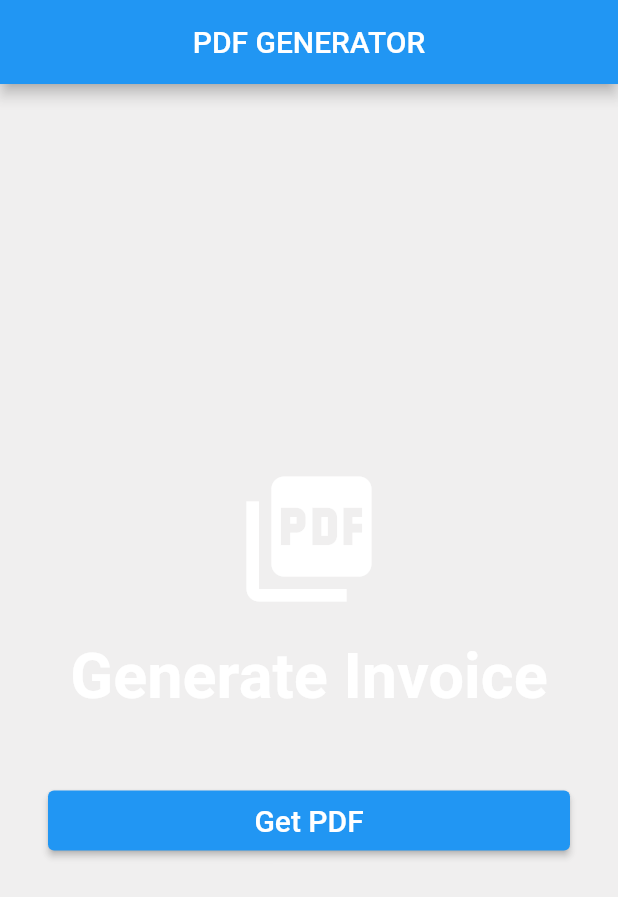
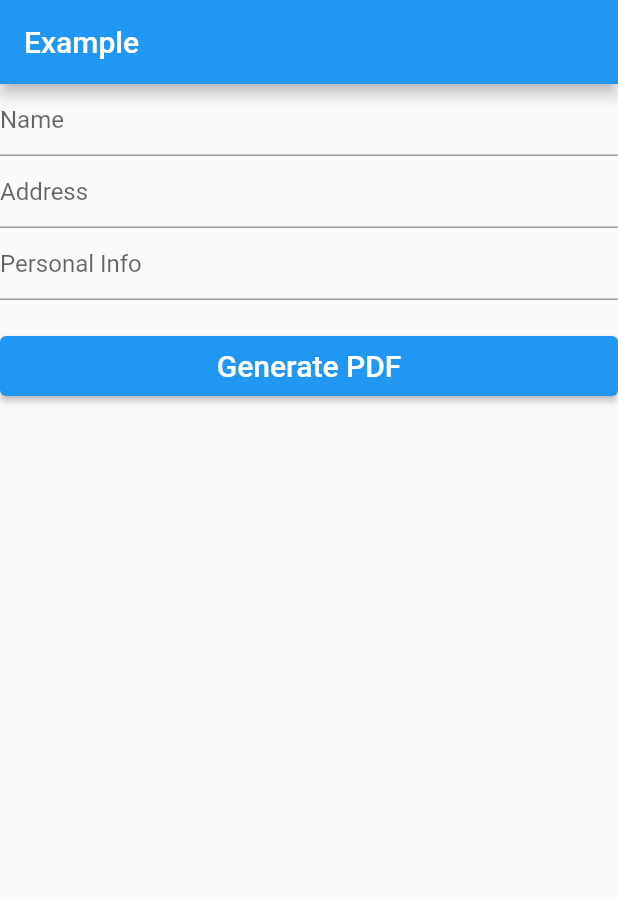
Before and after one commit to ridwan-101/pdf_generator, a Flutter app: the screen it shows after launch, on a phone screen of 412 x 824 dp. Shown: the top 897 px of the screen. Run offline on Flutter 3.47's test engine with Material 2 defaults, Android fonts, the phone set to English and light mode, and no system bars; our stand-ins replace open_file, pdf.

Commit message:
:sparkles: Demonstrated a very simple example

```diff
--- a/lib/main.dart
+++ b/lib/main.dart
@@ -1,5 +1,5 @@
 import 'package:flutter/material.dart';
-import 'package:pdf_generator/page/pdf_page.dart';
+import 'package:pdf_generator/page/input_page.dart';
 
 void main() {
   runApp(const MyApp());
@@ -11,6 +11,8 @@ class MyApp extends StatelessWidget {
   // This widget is the root of your application.
   @override
   Widget build(BuildContext context) {
-    return const MaterialApp(home: PdfPage());
+    return const MaterialApp(
+      home: InvoiceInput(),
+    );
   }
 }
--- /dev/null
+++ b/lib/page/input_page.dart
@@ -0,0 +1,75 @@
+import 'package:flutter/material.dart';
+import 'package:pdf_generator/model/supplier.dart';
+import 'package:pdf_generator/page/pdf_page.dart';
+import 'package:pdf_generator/widget/button_widget.dart';
+
+class InvoiceInput extends StatefulWidget {
+  const InvoiceInput({super.key});
+
+  @override
+  State<InvoiceInput> createState() => _InvoiceInputState();
+}
+
+class _InvoiceInputState extends State<InvoiceInput> {
+  late TextEditingController controller1;
+  late TextEditingController controller2;
+  late TextEditingController controller3;
+
+  @override
+  void initState() {
+    super.initState();
+    controller1 = TextEditingController();
+    controller2 = TextEditingController();
+    controller3 = TextEditingController();
+  }
+
+  @override
+  void dispose() {
+    controller1.dispose();
+    controller2.dispose();
+    controller3.dispose();
+    super.dispose();
+  }
+
+  @override
+  Widget build(BuildContext context) {
+    return Scaffold(
+      appBar: AppBar(
+        title: const Text('Example'),
+      ),
+      body: Column(
+        children: [
+          TextField(
+            decoration: const InputDecoration(hintText: 'Name'),
+            controller: controller1,
+          ),
+          TextField(
+            controller: controller2,
+            decoration: const InputDecoration(hintText: 'Address'),
+          ),
+          TextField(
+            controller: controller3,
+            decoration: const InputDecoration(hintText: 'Personal Info'),
+          ),
+          const SizedBox(
+            height: 20,
+          ),
+          ButtonWidget(
+            text: 'Generate PDF',
+            onClicked: () => Navigator.of(context).push(
+              MaterialPageRoute(
+                builder: (context) => PdfPage(
+                  supplier: Supplier(
+                    name: controller1.text,
+                    address: controller2.text,
+                    paymentInfo: controller3.text,
+                  ),
+                ),
+              ),
+            ),
+          )
+        ],
+      ),
+    );
+  }
+}
--- a/lib/widget/button_widget.dart
+++ b/lib/widget/button_widget.dart
@@ -13,14 +13,14 @@ class ButtonWidget extends StatelessWidget {
   @override
   Widget build(BuildContext context) => ElevatedButton(
         style: ElevatedButton.styleFrom(
-          minimumSize: Size.fromHeight(40),
+          minimumSize: const Size.fromHeight(40),
         ),
+        onPressed: onClicked,
         child: FittedBox(
           child: Text(
             text,
-            style: TextStyle(fontSize: 20, color: Colors.white),
+            style: const TextStyle(fontSize: 20, color: Colors.white),
           ),
         ),
-        onPressed: onClicked,
       );
 }
```
Also changed, not shown: lib/page/pdf_page.dart (+7 -8 lines), 7 other files.
